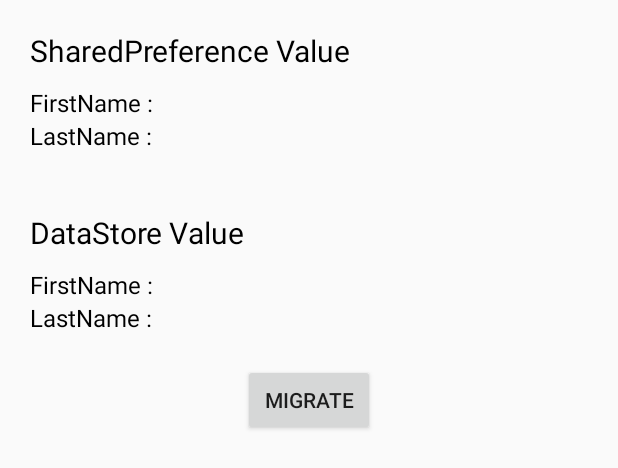
After one commit to milad0x6d/android-samples, an Android app: the layout activity_migrate_datastore.xml on its own in the app's theme, with its tools: preview values and no code run, on a phone screen of 412 x 824 dp. The commit adds this screen. Shown: the top 468 px of the screen. Run offline under Robolectric (Android 15) with nearby library versions, the phone set to English and light mode, and no system bars.

Commit message:
- datastore with key value done - datastore with protobuf done

```diff
--- /dev/null
+++ b/app/src/main/java/ir/milad/androidexamples/UserPreferences.kt
@@ -0,0 +1,4 @@
+package ir.milad.androidexamples
+
+
+data class UserPreferences(val color: Int)
--- /dev/null
+++ b/app/src/main/java/ir/milad/androidexamples/pref/UserDetails.kt
@@ -0,0 +1,6 @@
+package ir.milad.androidexamples.pref
+
+data class UserDetails(
+    val firstName: String,
+    val lastName: String
+)
--- /dev/null
+++ b/app/src/main/res/layout/activity_migrate_datastore.xml
@@ -0,0 +1,65 @@
+<?xml version="1.0" encoding="utf-8"?>
+<LinearLayout xmlns:android="http://schemas.android.com/apk/res/android"
+    android:layout_width="match_parent"
+    android:layout_height="match_parent"
+    android:padding="20dp"
+    android:orientation="vertical">
+
+    <TextView
+        android:layout_width="wrap_content"
+        android:layout_height="wrap_content"
+        android:textSize="20sp"
+        android:textColor="@android:color/black"
+        android:text="SharedPreference Value" />
+
+    <TextView
+        android:id="@+id/tvPref_first_name"
+        android:layout_marginTop="10dp"
+        android:layout_width="wrap_content"
+        android:layout_height="wrap_content"
+        android:textSize="16sp"
+        android:textColor="@android:color/black"
+        android:text="FirstName : " />
+
+    <TextView
+        android:id="@+id/tvPref_last_name"
+        android:layout_width="wrap_content"
+        android:layout_height="wrap_content"
+        android:textSize="16sp"
+        android:textColor="@android:color/black"
+        android:text="LastName : " />
+
+    <TextView
+        android:layout_marginTop="40dp"
+        android:layout_width="wrap_content"
+        android:layout_height="wrap_content"
+        android:textSize="20sp"
+        android:textColor="@android:color/black"
+        android:text="DataStore Value" />
+
+    <TextView
+        android:id="@+id/tv_datastore_first_name"
+        android:layout_width="wrap_content"
+        android:layout_height="wrap_content"
+        android:layout_marginTop="10dp"
+        android:textSize="16sp"
+        android:textColor="@android:color/black"
+        android:text="FirstName : " />
+
+    <TextView
+        android:id="@+id/tv_datastore_last_name"
+        android:layout_width="wrap_content"
+        android:layout_height="wrap_content"
+        android:textSize="16sp"
+        android:textColor="@android:color/black"
+        android:text="LastName : " />
+
+    <Button
+        android:layout_marginTop="20dp"
+        android:id="@+id/btnMigrate"
+        android:layout_width="wrap_content"
+        android:layout_height="wrap_content"
+        android:layout_gravity="center"
+        android:text="Migrate" />
+
+</LinearLayout>
--- a/app/src/main/res/values/strings.xml
+++ b/app/src/main/res/values/strings.xml
@@ -1,3 +1,6 @@
 <resources>
     <string name="app_name">Android Examples</string>
+    <string name="preferences_datastore">Preferences DataStore</string>
+    <string name="migrate_preferences_datastore">Migrate to Preferences DataStore</string>
+    <string name="proto_datastore">Proto DataStore</string>
 </resources>
```
Also changed, not shown: app/build.gradle (+56 -15 lines), app/src/main/java/ir/milad/androidexamples/MainActivity.kt (+18 -1 lines), app/src/main/java/ir/milad/androidexamples/manager/MigrationManager.kt (added, +43 -0 lines), app/src/main/java/ir/milad/androidexamples/manager/PrefSettingsManager.kt (added, +36 -0 lines), app/src/main/java/ir/milad/androidexamples/manager/ProtoSettingsManager.kt (added, +28 -0 lines), app/src/main/java/ir/milad/androidexamples/pref/MigrateToPrefDataStoreActivity.kt (added, +80 -0 lines), app/src/main/java/ir/milad/androidexamples/pref/PrefDataStoreActivity.kt (added, +56 -0 lines), app/src/main/java/ir/milad/androidexamples/proto/ProtoDataStoreActivity.kt (added, +68 -0 lines), app/src/main/java/ir/milad/androidexamples/proto/ProtoSettingsSerializer.kt (added, +25 -0 lines), app/src/main/res/layout/activity_datastore.xml (added, +31 -0 lines), app/src/main/res/layout/activity_main.xml (+21 -11 lines), build.gradle (+14 -6 lines), 1 other file.
